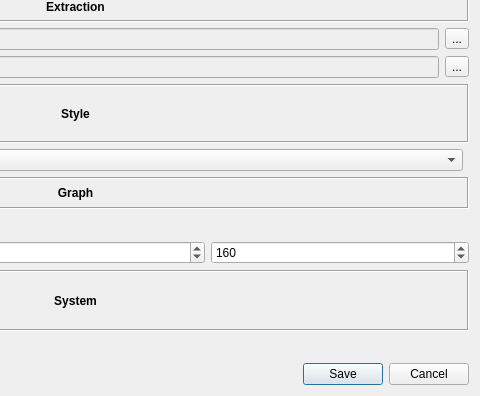
3ll3d00d/beqdesigner, file src/main/python/ui/preferences.ui: the form before one commit; both pictures show x 329 to 809 and y 206 to 602 of the 809 by 602 pixel window.
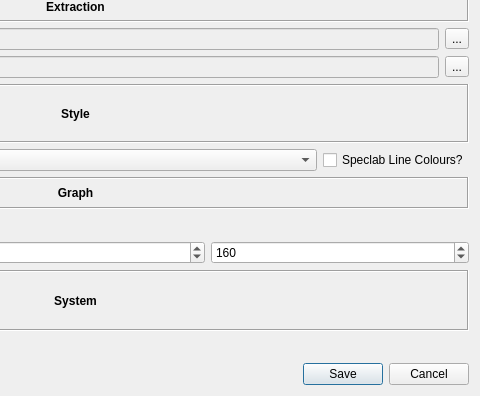
The form after the commit.

Commit message: allow user to choose a different line colouring scheme #102

```diff
--- a/src/main/python/ui/preferences.ui
+++ b/src/main/python/ui/preferences.ui
@@ -318,6 +318,13 @@
          </property>
         </widget>
        </item>
+       <item row="1" column="2">
+        <widget class="QCheckBox" name="speclabLineStyle">
+         <property name="text">
+          <string>Speclab Line Colours?</string>
+         </property>
+        </widget>
+       </item>
       </layout>
      </item>
      <item>
```
The commit also changes 3 other files.
